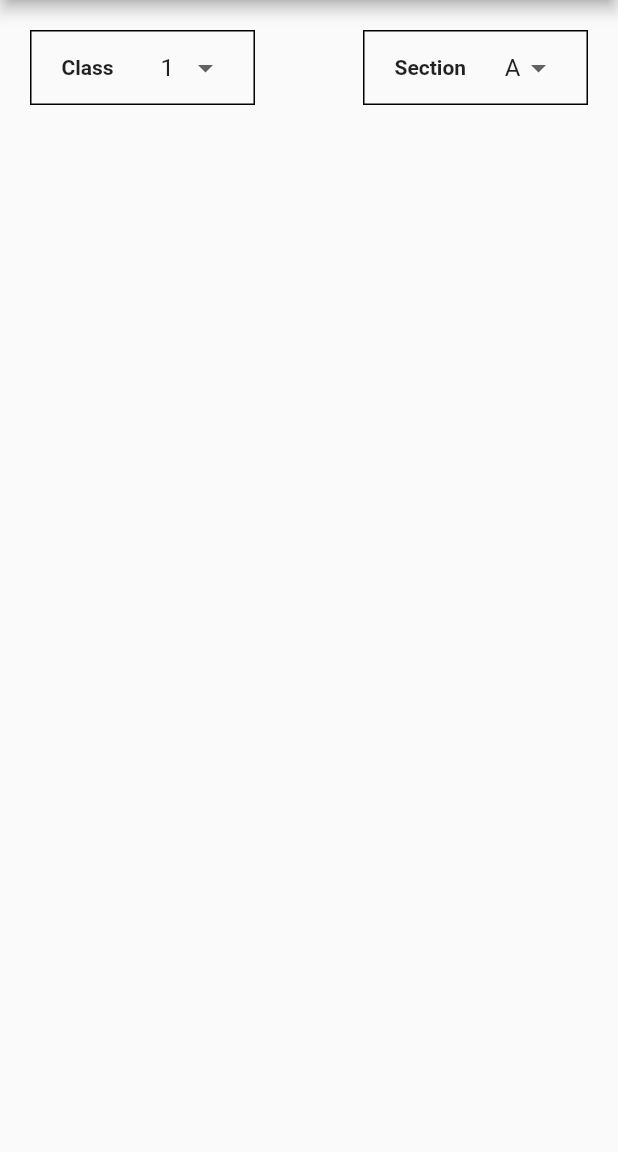
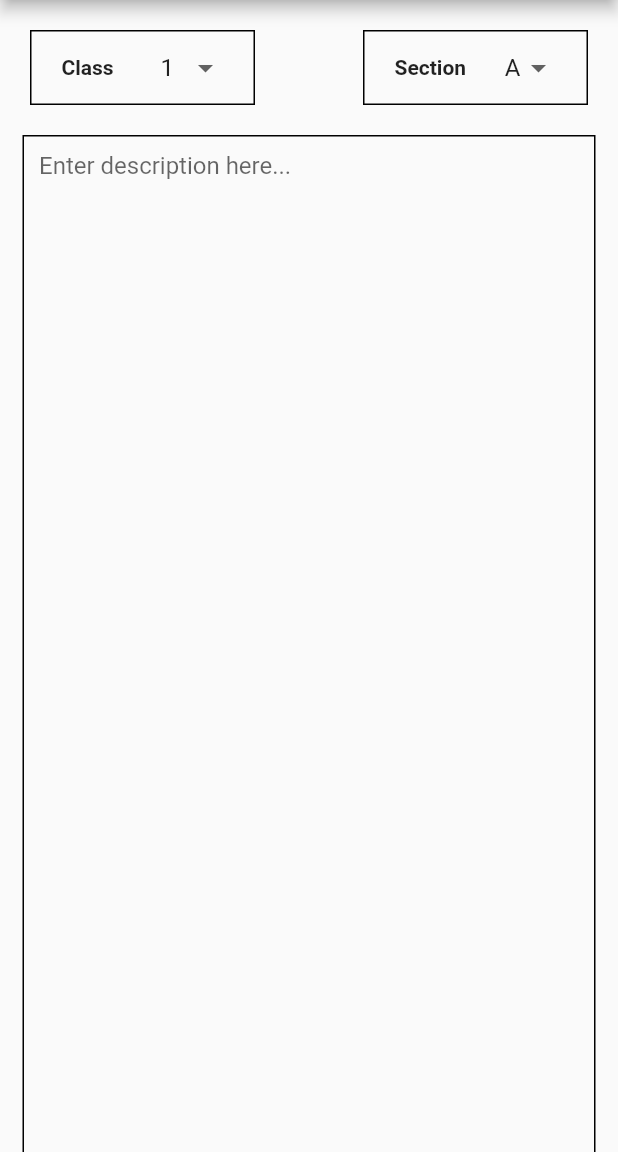
Before and after one commit to parikshitg/flutter_teacher_app, a Flutter app: the AddHomework screen opened by its route, after a tap on "save", on a phone screen of 412 x 824 dp, the part 84-1236 px from its top. Run offline on Flutter 3.47's test engine with Material 2 defaults, Android fonts, the phone set to English and light mode, and no system bars; our stand-ins replace flutter_vector_icons, font_awesome_flutter, image_picker.

Commit message:
text area add homework post form values

```diff
--- a/lib/screens/events/add_event.dart
+++ b/lib/screens/events/add_event.dart
@@ -38,7 +38,6 @@ class _AddEventState extends State<AddEvent> {
     if (picked != null && picked != _eventDate) {
       setState(() {
         _eventDate = picked;
-        print(_eventDate);
         _dateController.text = _dateFormat.format(picked);
       });
     }
@@ -130,7 +129,6 @@ class _AddEventState extends State<AddEvent> {
                                       initialDateTime: DateTime.now(),
                                       mode: CupertinoDatePickerMode.date,
                                       onDateTimeChanged: (datetime) {
-                                        print(datetime);
                                         _dateController.text =
                                             _dateFormat.format(datetime);
                                         _eventDate = datetime;
--- a/lib/screens/homeworks/add_homework_screen.dart
+++ b/lib/screens/homeworks/add_homework_screen.dart
@@ -8,6 +8,10 @@ class AddHomework extends StatefulWidget {
 }
 
 class _AddHomeworkState extends State<AddHomework> {
+  final _formKey = GlobalKey<FormState>();
+
+  String _description;
+
   var _homeworkClass = "1";
 
   var _section = 'A';
@@ -29,8 +33,19 @@ class _AddHomeworkState extends State<AddHomework> {
 
   var _sections = ['A', 'B', 'C', 'D', 'E'];
 
+  _submit() {
+    if (_formKey.currentState.validate()) {
+      _formKey.currentState.save();
+
+      print(_description);
+      print(_section);
+      print(_homeworkClass);
+    }
+  }
+
   @override
   Widget build(BuildContext context) {
+    final _height = MediaQuery.of(context).size.height.toInt();
     return Scaffold(
       appBar: AppBar(
         title: Text(
@@ -51,7 +66,7 @@ class _AddHomeworkState extends State<AddHomework> {
             ),
             textColor: Colors.black,
             onPressed: () {
-              print('Save Clicked');
+              _submit();
             },
           ),
         ],
@@ -91,7 +106,7 @@ class _AddHomeworkState extends State<AddHomework> {
                             onChanged: (String classSelected) {
                               setState(() {
                                 _homeworkClass = classSelected;
-                                print(_homeworkClass);
+                                //print(_homeworkClass);
                               });
                             },
                             value: _homeworkClass,
@@ -117,7 +132,7 @@ class _AddHomeworkState extends State<AddHomework> {
                         ),
                         Container(
                           child: DropdownButtonHideUnderline(
-                                                      child: DropdownButton<String>(
+                            child: DropdownButton<String>(
                               items: _sections.map((String dropDownStringItem) {
                                 return DropdownMenuItem<String>(
                                   value: dropDownStringItem,
@@ -127,7 +142,7 @@ class _AddHomeworkState extends State<AddHomework> {
                               onChanged: (String sectionSelected) {
                                 setState(() {
                                   _section = sectionSelected;
-                                  print(_section);
+                                  //print(_section);
                                 });
                               },
                               value: _section,
@@ -140,6 +155,31 @@ class _AddHomeworkState extends State<AddHomework> {
                 ],
               ),
             ),
+            Padding(
+              padding: EdgeInsets.fromLTRB(15.0, 0.0, 15.0, 0.0),
+              child: Container(
+                decoration:
+                    BoxDecoration(border: Border.all(color: Colors.black)),
+                child: Padding(
+                  padding: EdgeInsets.all(10.0),
+                  child: Column(
+                    children: <Widget>[
+                      Form(
+                        key: _formKey,
+                        child: TextFormField(
+                          maxLines: _height,
+                          decoration: InputDecoration.collapsed(
+                              hintText: "Enter description here..."),
+                          onSaved: (value) {
+                            _description = value;
+                          },
+                        ),
+                      ),
+                    ],
+                  ),
+                ),
+              ),
+            ),
           ],
         ),
       ),
```
